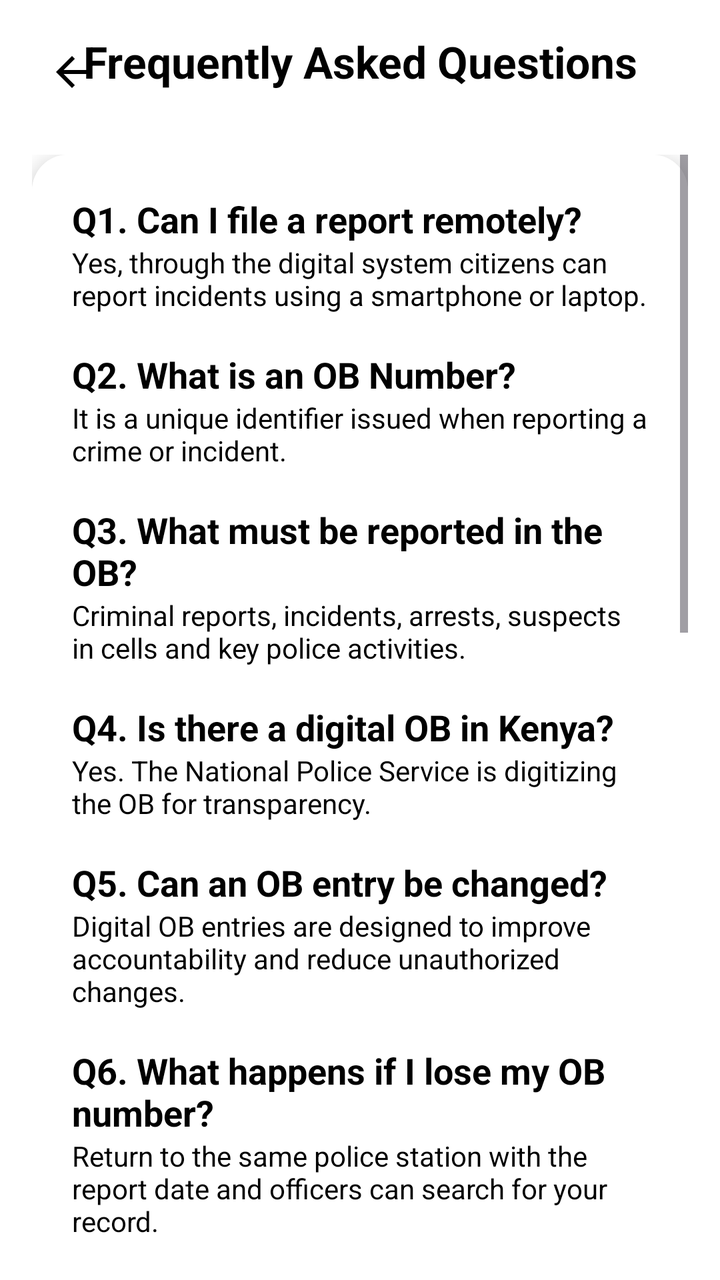
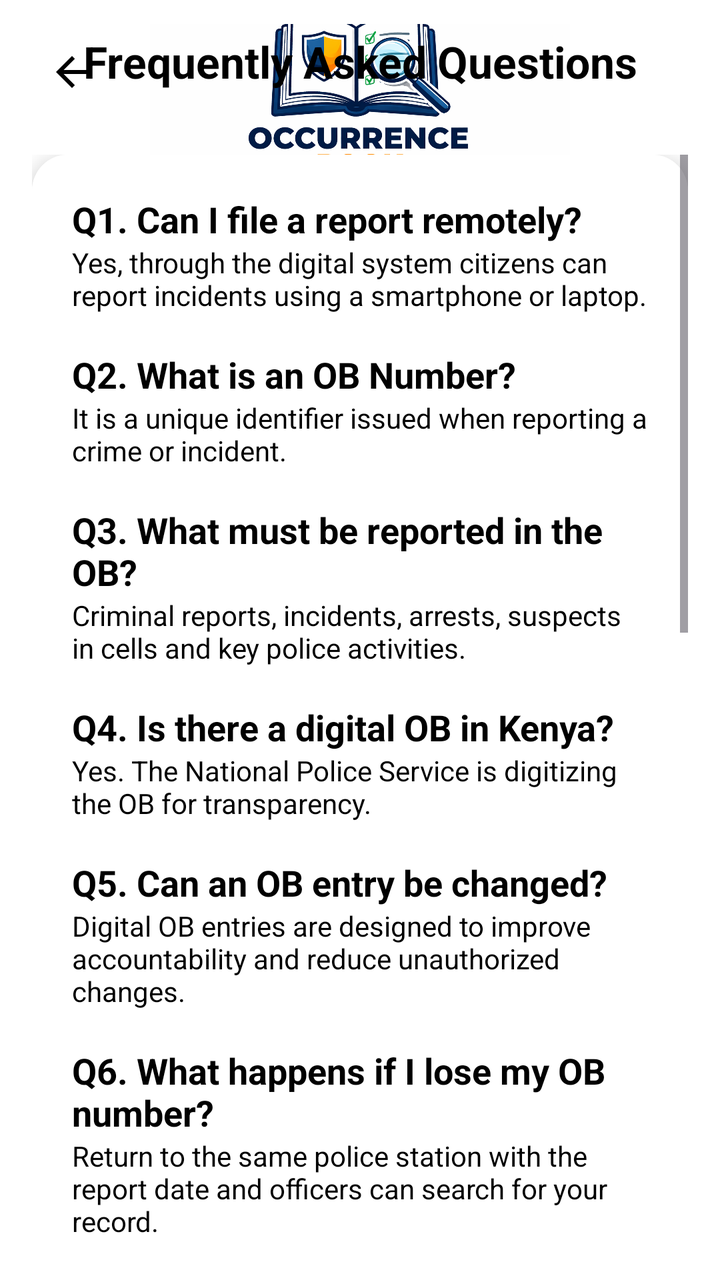

Screens rendered from an Android XML layout before and after an edit, with the pre-edit source and the edit as a unified diff.
<!-- AndroidManifest.xml: application theme Theme.App -->
<!-- res/layout/activity_faq.xml -->
<?xml version="1.0" encoding="utf-8"?>
<androidx.constraintlayout.widget.ConstraintLayout
    xmlns:android="http://schemas.android.com/apk/res/android"
    xmlns:app="http://schemas.android.com/apk/res-auto"
    xmlns:tools="http://schemas.android.com/tools"
    android:id="@+id/main"
    android:layout_width="match_parent"
    android:layout_height="match_parent"
    android:background="#FFFFFF"
    tools:context=".FaqActivity">

    
    <ImageView
        android:id="@+id/backBtn"
        android:layout_width="40dp"
        android:layout_height="40dp"
        android:layout_marginStart="16dp"
        android:layout_marginTop="16dp"
        android:padding="8dp"
        android:src="@drawable/ic_back"
        app:tint="@android:color/black"
        android:contentDescription="Back"
        app:layout_constraintTop_toTopOf="parent"
        app:layout_constraintStart_toStartOf="parent"/>

    
    <TextView
        android:id="@+id/txtFaqTitle"
        android:layout_width="0dp"
        android:layout_height="wrap_content"
        android:text="Frequently Asked Questions"
        android:textStyle="bold"
        android:textSize="22sp"
        android:textColor="#000000"
        android:gravity="center"
        android:padding="16dp"
        app:layout_constraintTop_toTopOf="parent"
        app:layout_constraintStart_toStartOf="parent"
        app:layout_constraintEnd_toEndOf="parent"/>

    
    <ScrollView
        android:layout_width="0dp"
        android:layout_height="0dp"
        android:background="#FFFFFF"
        android:fillViewport="true"
        android:layout_margin="16dp"
        app:layout_constraintTop_toBottomOf="@id/txtFaqTitle"
        app:layout_constraintBottom_toBottomOf="parent"
        app:layout_constraintStart_toStartOf="parent"
        app:layout_constraintEnd_toEndOf="parent">

        <LinearLayout
            android:layout_width="match_parent"
            android:layout_height="wrap_content"
            android:orientation="vertical">

            <androidx.cardview.widget.CardView
                android:layout_width="match_parent"
                android:layout_height="wrap_content"
                app:cardCornerRadius="18dp"
                app:cardElevation="6dp"
                app:cardBackgroundColor="#FFFFFF">

                <LinearLayout
                    android:layout_width="match_parent"
                    android:layout_height="wrap_content"
                    android:orientation="vertical"
                    android:padding="20dp"
                    android:background="#FFFFFF">

                    
                    <TextView
                        android:layout_width="match_parent"
                        android:layout_height="wrap_content"
                        android:text="Q1. Can I file a report remotely?"
                        android:textStyle="bold"
                        android:textSize="18sp"
                        android:textColor="#000000"/>

                    <TextView
                        android:layout_width="match_parent"
                        android:layout_height="wrap_content"
                        android:text="Yes, through the digital system citizens can report incidents using a smartphone or laptop."
                        android:textColor="#000000"
                        android:paddingBottom="18dp"/>

                    
                    <TextView
                        android:layout_width="match_parent"
                        android:layout_height="wrap_content"
                        android:text="Q2. What is an OB Number?"
                        android:textStyle="bold"
                        android:textSize="18sp"
                        android:textColor="#000000"/>

                    <TextView
                        android:layout_width="match_parent"
                        android:layout_height="wrap_content"
                        android:text="It is a unique identifier issued when reporting a crime or incident."
                        android:textColor="#000000"
                        android:paddingBottom="18dp"/>

                    
                    <TextView
                        android:layout_width="match_parent"
                        android:layout_height="wrap_content"
                        android:text="Q3. What must be reported in the OB?"
                        android:textStyle="bold"
                        android:textSize="18sp"
                        android:textColor="#000000"/>

                    <TextView
                        android:layout_width="match_parent"
                        android:layout_height="wrap_content"
                        android:text="Criminal reports, incidents, arrests, suspects in cells and key police activities."
                        android:textColor="#000000"
                        android:paddingBottom="18dp"/>

                    
                    <TextView
                        android:layout_width="match_parent"
                        android:layout_height="wrap_content"
                        android:text="Q4. Is there a digital OB in Kenya?"
                        android:textStyle="bold"
                        android:textSize="18sp"
                        android:textColor="#000000"/>

                    <TextView
                        android:layout_width="match_parent"
                        android:layout_height="wrap_content"
                        android:text="Yes. The National Police Service is digitizing the OB for transparency."
                        android:textColor="#000000"
                        android:paddingBottom="18dp"/>

                    
                    <TextView
                        android:layout_width="match_parent"
                        android:layout_height="wrap_content"
                        android:text="Q5. Can an OB entry be changed?"
                        android:textStyle="bold"
                        android:textSize="18sp"
                        android:textColor="#000000"/>

                    <TextView
                        android:layout_width="match_parent"
                        android:layout_height="wrap_content"
                        android:text="Digital OB entries are designed to improve accountability and reduce unauthorized changes."
                        android:textColor="#000000"
                        android:paddingBottom="18dp"/>

                    
                    <TextView
                        android:layout_width="match_parent"
                        android:layout_height="wrap_content"
                        android:text="Q6. What happens if I lose my OB number?"
                        android:textStyle="bold"
                        android:textSize="18sp"
                        android:textColor="#000000"/>

                    <TextView
                        android:layout_width="match_parent"
                        android:layout_height="wrap_content"
                        android:text="Return to the same police station with the report date and officers can search for your record."
                        android:textColor="#000000"
                        android:paddingBottom="18dp"/>

                    
                    <TextView
                        android:layout_width="match_parent"
                        android:layout_height="wrap_content"
                        android:text="Q7. Who can access the OB system?"
                        android:textStyle="bold"
                        android:textSize="18sp"
                        android:textColor="#000000"/>

                    <TextView
                        android:layout_width="match_parent"
                        android:layout_height="wrap_content"
                        android:text="Only authorized police officers and system admins can access full records."
                        android:textColor="#000000"
                        android:paddingBottom="18dp"/>

                    
                    <TextView
                        android:layout_width="match_parent"
                        android:layout_height="wrap_content"
                        android:text="Q8. Can I update my report after submission?"
                        android:textStyle="bold"
                        android:textSize="18sp"
                        android:textColor="#000000"/>

                    <TextView
                        android:layout_width="match_parent"
                        android:layout_height="wrap_content"
                        android:text="Yes, but only through authorized officers or admin access."
                        android:textColor="#000000"
                        android:paddingBottom="18dp"/>

                    
                    <TextView
                        android:layout_width="match_parent"
                        android:layout_height="wrap_content"
                        android:text="Q9. Is the OB system secure?"
                        android:textStyle="bold"
                        android:textSize="18sp"
                        android:textColor="#000000"/>

                    <TextView
                        android:layout_width="match_parent"
                        android:layout_height="wrap_content"
                        android:text="Yes, it uses authentication and database rules to prevent unauthorized access."
                        android:textColor="#000000"
                        android:paddingBottom="18dp"/>

                    
                    <TextView
                        android:layout_width="match_parent"
                        android:layout_height="wrap_content"
                        android:text="Q10. Can I access OB history?"
                        android:textStyle="bold"
                        android:textSize="18sp"
                        android:textColor="#000000"/>

                    <TextView
                        android:layout_width="match_parent"
                        android:layout_height="wrap_content"
                        android:text="Yes, users with permission can view past records in the system."
                        android:textColor="#000000"/>

                    
                    <TextView
                        android:layout_width="match_parent"
                        android:layout_height="wrap_content"
                        android:text="Q11. Can I delete an OB entry?"
                        android:textStyle="bold"
                        android:textSize="18sp"
                        android:textColor="#000000"/>

                    <TextView
                        android:layout_width="match_parent"
                        android:layout_height="wrap_content"
                        android:text="No, OB entries cannot be deleted. They are kept for accountability and records."
                        android:textColor="#000000"
                        android:paddingBottom="18dp"/>

                    
                    <TextView
                        android:layout_width="match_parent"
                        android:layout_height="wrap_content"
                        android:text="Q12. Who creates OB reports?"
                        android:textStyle="bold"
                        android:textSize="18sp"
                        android:textColor="#000000"/>

                    <TextView
                        android:layout_width="match_parent"
                        android:layout_height="wrap_content"
                        android:text="Reports are created by authorized officers or users with reporting access."
                        android:textColor="#000000"
                        android:paddingBottom="18dp"/>

                    
                    <TextView
                        android:layout_width="match_parent"
                        android:layout_height="wrap_content"
                        android:text="Q13. Can I access the system on mobile?"
                        android:textStyle="bold"
                        android:textSize="18sp"
                        android:textColor="#000000"/>

                    <TextView
                        android:layout_width="match_parent"
                        android:layout_height="wrap_content"
                        android:text="Yes, the system is mobile-friendly and works on smartphones and tablets."
                        android:textColor="#000000"
                        android:paddingBottom="18dp"/>

                    
                    <TextView
                        android:layout_width="match_parent"
                        android:layout_height="wrap_content"
                        android:text="Q14. What should I do if I forget my login details?"
                        android:textStyle="bold"
                        android:textSize="18sp"
                        android:textColor="#000000"/>

                    <TextView
                        android:layout_width="match_parent"
                        android:layout_height="wrap_content"
                        android:text="Use the password reset option or contact system support for recovery."
                        android:textColor="#000000"/>

                </LinearLayout>

            </androidx.cardview.widget.CardView>

        </LinearLayout>

    </ScrollView>

</androidx.constraintlayout.widget.ConstraintLayout>
<!-- resources referenced by this layout -->
<resources>
  <!-- drawable ic_back (drawable) -->
  <vector xmlns:android="http://schemas.android.com/apk/res/android" android:autoMirrored="true" android:height="24dp" android:tint="#000000" android:viewportHeight="960" android:viewportWidth="960" android:width="24dp">
        
      <path android:fillColor="@android:color/white" android:pathData="M313,520L537,744L480,800L160,480L480,160L537,216L313,440L800,440L800,520L313,520Z"/>
      
  </vector>
  <style name="Theme.App" parent="Base.Theme.App" />
  <style name="Base.Theme.App" parent="Theme.Material3.DayNight.NoActionBar">
          <item name="colorPrimary">#1A73E8</item>
          <item name="android:statusBarColor">@android:color/transparent</item>
          <item name="android:navigationBarColor">@android:color/transparent</item>
  
  
      </style>
</resources>

<!-- the commit's change to res/layout/activity_faq.xml (unified diff, before → after) -->
@@ -22,6 +22,9 @@
         android:contentDescription="Back"
         app:layout_constraintTop_toTopOf="parent"
         app:layout_constraintStart_toStartOf="parent"/>
+
+    <include layout="@layout/activity_header_logo"/>
+
 
     
     <TextView
@@ -300,3 +303,22 @@
     </ScrollView>
 
 </androidx.constraintlayout.widget.ConstraintLayout>
+<!-- res/layout/activity_header_logo.xml (included above) -->
+<?xml version="1.0" encoding="utf-8"?>
+<LinearLayout xmlns:android="http://schemas.android.com/apk/res/android"
+    android:layout_width="match_parent"
+    android:layout_height="100dp"
+    android:orientation="horizontal"
+    android:gravity="center_vertical"
+    android:layout_marginTop="20dp"
+    android:padding="12dp">
+
+
+    <ImageView
+        android:layout_width="0dp"
+        android:layout_height="140dp"
+        android:layout_weight="1"
+        android:src="@drawable/logo_ob"
+        android:scaleType="fitCenter"
+        android:contentDescription="Logo"/>
+</LinearLayout>
<!-- resource entries referenced after the edit -->
@@ -6,6 +6,7 @@
       <path android:fillColor="@android:color/white" android:pathData="M313,520L537,744L480,800L160,480L480,160L537,216L313,440L800,440L800,520L313,520Z"/>
       
   </vector>
+  <!-- drawable logo_ob: png bitmap (drawable, 346392 bytes) -->
   <style name="Theme.App" parent="Base.Theme.App" />
   <style name="Base.Theme.App" parent="Theme.Material3.DayNight.NoActionBar">
           <item name="colorPrimary">#1A73E8</item>
